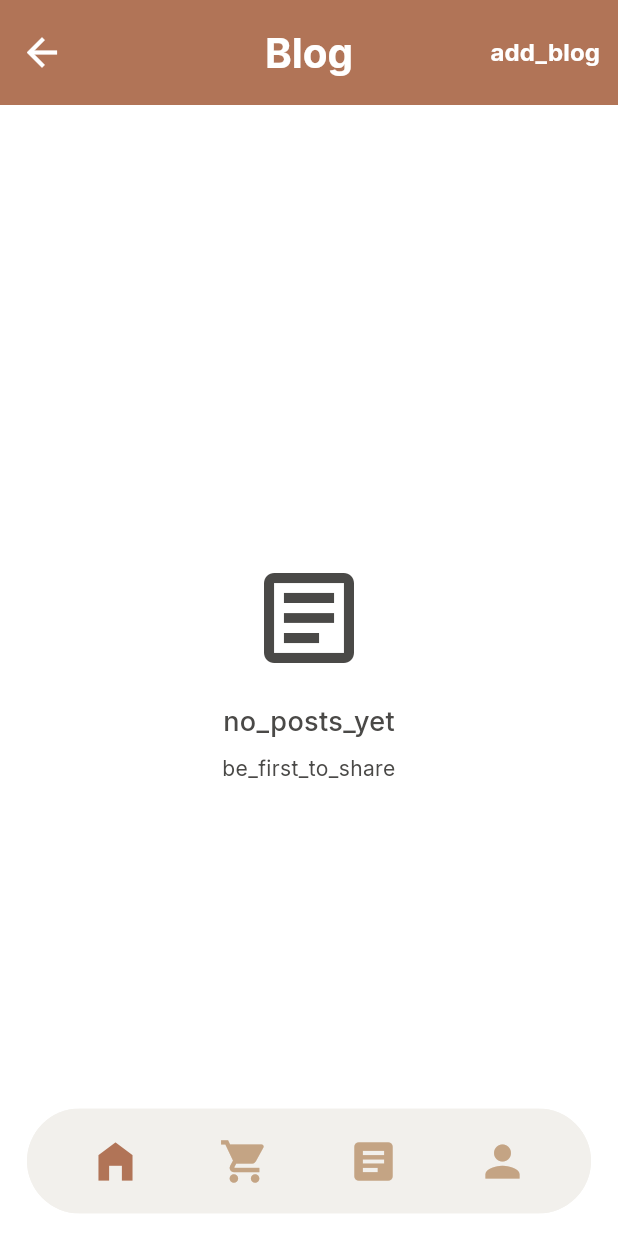
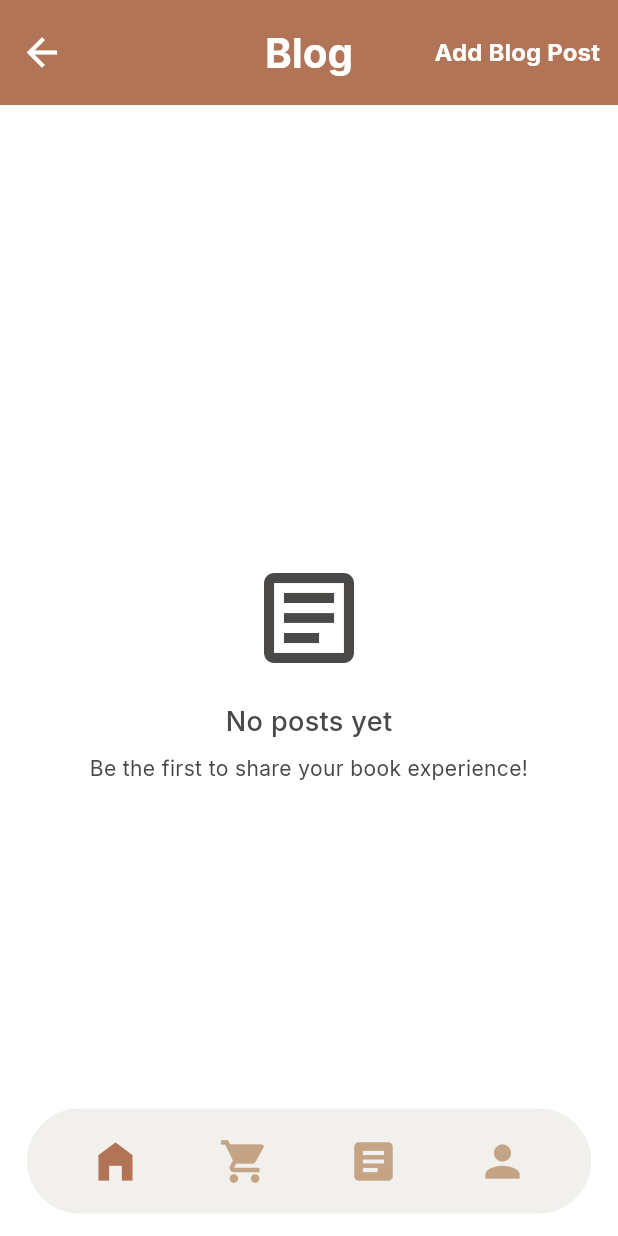
Before and after one commit to Cokawhere/graduation-project-BOOKSi, a Flutter app: the BlogView screen opened directly, on a phone screen of 412 x 824 dp. Run offline on Flutter 3.47's test engine with Material 3 defaults, Android fonts, the phone set to English and light mode, and no system bars; drawn by our look-alikes of badges; our stand-ins replace cloud_firestore, firebase_auth, firebase_core, firebase_dynamic_links, flutter_chat_types, flutter_rating_bar and 6 more; missing offline and left inert: flutter_facebook_auth, flutter_paymob, webview_flutter_android; accounts and stored records are empty; project files that could hold a hidden picture were left out.

Commit message:
finishing all translation

```diff
--- a/lib/lang/en.dart
+++ b/lib/lang/en.dart
@@ -20,6 +20,8 @@ const Map<String, String> en = {
   'login_subtitle': 'Sign in to continue',
   'sign_in': 'Sign In',
   'forgot_password': 'Forgot password?',
+
+
 
   //profile
   'profile_title': 'Profile',
@@ -106,5 +108,75 @@ const Map<String, String> en = {
   'egp': 'EGP',
   'add_chat_debug': 'add chat debug',
 
+  // Notifications
+  'notifications': 'Notifications',
+  'no_notifications_yet': 'No notifications yet',
+  'notifications_empty_message':
+      'You\'ll see notifications here when you have updates',
+  'mark_all_as_read': 'Mark all as read',
+  'delete_all': 'Delete all',
+  'delete_all_notifications': 'Delete All Notifications',
+  'delete_all_confirm':
+      'Are you sure you want to delete all notifications? This action cannot be undone.',
+  'delete_notification': 'Delete Notification',
+  'delete_notification_confirm':
+      'Are you sure you want to delete this notification?',
+  'cancel': 'Cancel',
+  'delete': 'Delete',
+  'success': 'Success',
+  'failed_to_mark_read': 'Failed to mark notification as read',
+  'failed_to_mark_all_read': 'Failed to mark all notifications as read',
+  'failed_to_delete': 'Failed to delete notification',
+  'failed_to_delete_all': 'Failed to delete all notifications',
+  'notification_deleted': 'Notification deleted',
+  'all_notifications_deleted': 'All notifications deleted',
+  'all_notifications_marked_read': 'All notifications marked as read',
 
+  // Notification Types
+  'book_sold': 'Book Sold',
+  'book_request': 'Book Request',
+  'book_approved': 'Book Approved',
+  'book_rejected': 'Book Rejected',
+
+  // Chat
+  'chat': 'Chat',
+  'messages': 'Messages',
+  'type_message': 'Type a message...',
+  'send': 'Send',
+  'no_messages': 'No chats yet',
+  'start_conversation': 'Start a conversation from a book details page',
+
+  // Blog
+  'add_blog': 'Add Blog Post',
+  'edit_blog': 'Edit Blog Post',
+  'blog_title': 'Blog Title',
+  'blog_content': 'Blog Content',
+  'publish': 'Publish',
+  'update': 'Update',
+  'delete_blog': 'Delete Blog Post',
+  'delete_blog_confirm': 'Are you sure you want to delete this blog post?',
+  'blog_published': 'Blog post published successfully',
+  'blog_updated': 'Blog post updated successfully',
+  'blog_deleted': 'Blog post deleted successfully',
+  'failed_to_publish': 'Failed to publish blog post',
+  'failed_to_update': 'Failed to update blog post',
+  'failed_to_delete_blog': 'Failed to delete blog post',
+
+  // Blog additional
+  'loading_posts': 'Loading posts...',
+  'no_posts_yet': 'No posts yet',
+  'be_first_to_share': 'Be the first to share your book experience!',
+  'share_book_experience': 'Share your book experience...',
+  'add_photo': 'Add Photo',
+  'camera': 'Camera',
+  'add_photo_to_post': 'Add a photo to your post',
+  'choose_from_gallery': 'Choose from Gallery',
+  'take_photo': 'Take a Photo',
+  'please_write_something': 'Please write something to share',
+
+  // Time formatting
+  'now': 'now',
+  'minutes_ago': 'm',
+  'hours_ago': 'h',
+  'date_format': 'M/d/yyyy',
 };
```
